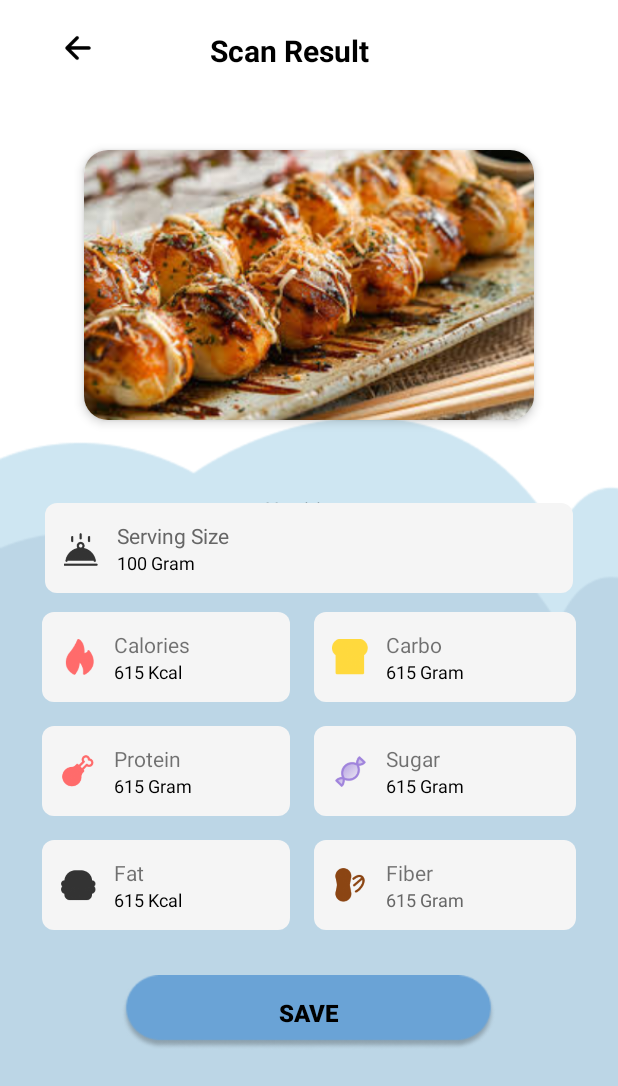
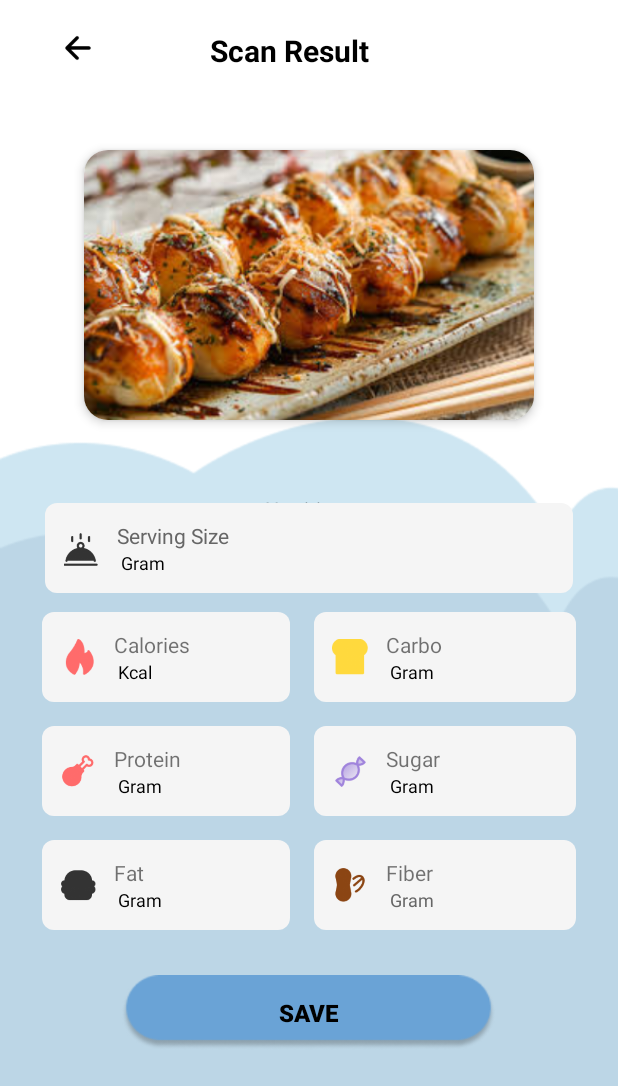
Before and after one commit to tuyds/md-pola, an Android app built with Jetpack Compose: the ScanResultActivity screen opened directly, with no data from a screen before it, on a phone screen of 412 x 824 dp. Shown: the top 1086 px of the screen. Run offline under Robolectric (Android 15) with nearby library versions, the light colour scheme and no system bars; pictures from the network do not load.

```diff
--- a/app/src/main/java/com/anggiiqna/polafit/features/scan/ScanResultActivity.kt
+++ b/app/src/main/java/com/anggiiqna/polafit/features/scan/ScanResultActivity.kt
@@ -2,6 +2,7 @@ package com.anggiiqna.polafit.features.scan
 
 import android.content.Intent
 import android.net.Uri
+import android.util.Log
 import android.os.Bundle
 import android.widget.ImageView
 import android.widget.TextView
@@ -14,9 +15,31 @@ class ScanResultActivity : AppCompatActivity() {
         super.onCreate(savedInstanceState)
         setContentView(R.layout.activity_scan_result)
 
+        // Add more visible debug messages
+        Log.e("ScanResult", "=== START OF SCAN RESULT DEBUG ===")
+
+        // Check if extras bundle exists
+        if (intent.extras == null) {
+            Log.e("ScanResult", "No extras found in intent!")
+        } else {
+            Log.e("ScanResult", "Found extras in intent - checking contents:")
+            intent.extras?.keySet()?.forEach { key ->
+                Log.e("ScanResult", "➡️ Key: $key, Value: ${intent.getStringExtra(key)}")
+            }
+        }
+
         val nameFoodResultTextView: TextView = findViewById(R.id.name_food_result)
+        val servingSizeResultTextView: TextView = findViewById(R.id.serving_size_result)
+        val caloriesTextView: TextView = findViewById(R.id.calories_text_view)
+        val proteinTextView: TextView = findViewById(R.id.protein_text_view)
+        val fatTextView: TextView = findViewById(R.id.fat_text_view)
+        val carboTextView: TextView = findViewById(R.id.carbo_text_view)
+        val fiberTextView: TextView = findViewById(R.id.fiber_text_view)
+        val sugarTextView: TextView = findViewById(R.id.sugar_text_view)
         val foodImageView: ImageView = findViewById(R.id.food_image)
         val backButton: ImageView = findViewById(R.id.icon_back)
+
+
 
         backButton.setOnClickListener {
             val intent = Intent(this@ScanResultActivity, ScanActivity::class.java)
@@ -26,10 +49,39 @@ class ScanResultActivity : AppCompatActivity() {
 
         // Get the name from the intent
         val foodName = intent.getStringExtra("Makanan")
+        val servingSize = "${intent.getStringExtra("Berat_per_Serving") ?: ""} Gram"
+        val calories = "${intent.getStringExtra("Kalori") ?: ""} Kcal"
+        val protein = "${intent.getStringExtra("Protein") ?: ""} Gram"
+        val fat = "${intent.getStringExtra("Lemak") ?: ""} Gram"
+        val carbo = "${intent.getStringExtra("Karbohidrat") ?: ""} Gram"
+        val fiber = "${intent.getStringExtra("Serat") ?: ""} Gram"  // Changed key
+        val sugar = "${intent.getStringExtra("Gula") ?: ""} Gram"   // Changed key
+
         val imageUriString = intent.getStringExtra("ImageUri")
 
         // Set the name to the TextView
         nameFoodResultTextView.text = foodName
+        servingSizeResultTextView.text = servingSize
+        caloriesTextView.text = calories
+        proteinTextView.text = protein
+        fatTextView.text = fat
+        carboTextView.text = carbo
+        fiberTextView.text = fiber
+        sugarTextView.text = sugar
+
+        Log.e("ScanResult", """
+            === NUTRITION VALUES RECEIVED ===
+            Food Name: $foodName
+            Serving Size: $servingSize
+            Calories: $calories
+            Protein: $protein
+            Fat: $fat
+            Carbo: $carbo
+            Fiber: $fiber
+            Sugar: $sugar
+            ==============================
+        """.trimIndent())
+
 
         imageUriString?.let { uriString ->
             val imageUri = Uri.parse(uriString)
--- a/app/src/main/res/layout/activity_scan_result.xml
+++ b/app/src/main/res/layout/activity_scan_result.xml
@@ -4,9 +4,8 @@
     android:layout_height="match_parent"
     xmlns:app="http://schemas.android.com/apk/res-auto"
     android:background="@drawable/bg2">
-
+<!--This activity_scan_result.xml-->
     <!-- Profile Image -->
-
     <ImageView
         android:id="@+id/icon_back"
         android:layout_width="24dp"
@@ -106,9 +105,10 @@
                 android:textColor="#666666" />
 
             <TextView
+                android:id="@+id/serving_size_result"
                 android:layout_width="wrap_content"
                 android:layout_height="wrap_content"
-                android:text="100 Gram"
+                android:text="100Gram"
                 android:textColor="#000000"
                 android:textSize="12sp" />
         </LinearLayout>
@@ -124,9 +124,6 @@
         android:columnCount="2"
         android:rowCount="4"
         >
-
-
-
 
         <!-- Calories -->
         <LinearLayout
@@ -158,6 +155,7 @@
                     android:textSize="14sp" />
 
                 <TextView
+                    android:id="@+id/calories_text_view"
                     android:layout_width="wrap_content"
                     android:layout_height="wrap_content"
                     android:text="615 Kcal"
@@ -196,6 +194,7 @@
                     android:textSize="14sp" />
 
                 <TextView
+                    android:id="@+id/carbo_text_view"
                     android:layout_width="wrap_content"
                     android:layout_height="wrap_content"
                     android:text="615 Gram"
@@ -234,6 +233,7 @@
                     android:textSize="14sp" />
 
                 <TextView
+                    android:id="@+id/protein_text_view"
                     android:layout_width="wrap_content"
                     android:layout_height="wrap_content"
                     android:text="615 Gram"
@@ -272,6 +272,7 @@
                     android:textSize="14sp" />
 
                 <TextView
+                    android:id="@+id/sugar_text_view"
                     android:layout_width="wrap_content"
                     android:layout_height="wrap_content"
                     android:text="615 Gram"
@@ -310,6 +311,7 @@
                     android:textSize="14sp" />
 
                 <TextView
+                    android:id="@+id/fat_text_view"
                     android:layout_width="wrap_content"
                     android:layout_height="wrap_content"
                     android:text="615 Kcal"
@@ -348,6 +350,7 @@
                     android:textSize="14sp" />
 
                 <TextView
+                    android:id="@+id/fiber_text_view"
                     android:layout_width="wrap_content"
                     android:layout_height="wrap_content"
                     android:text="615 Gram"
```
Also changed, not shown: app/src/main/java/com/anggiiqna/polafit/features/scan/ScanActivity.kt (+10 -0 lines), app/src/main/java/com/anggiiqna/polafit/network/datamodel/ScanResponse.kt (+7 -7 lines).
